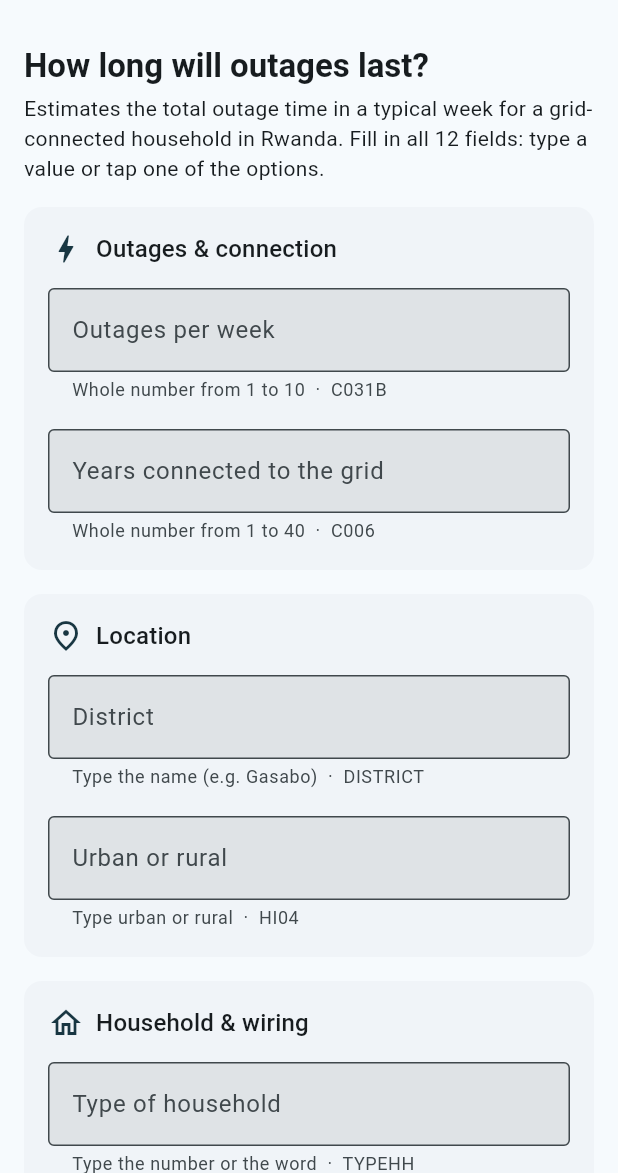
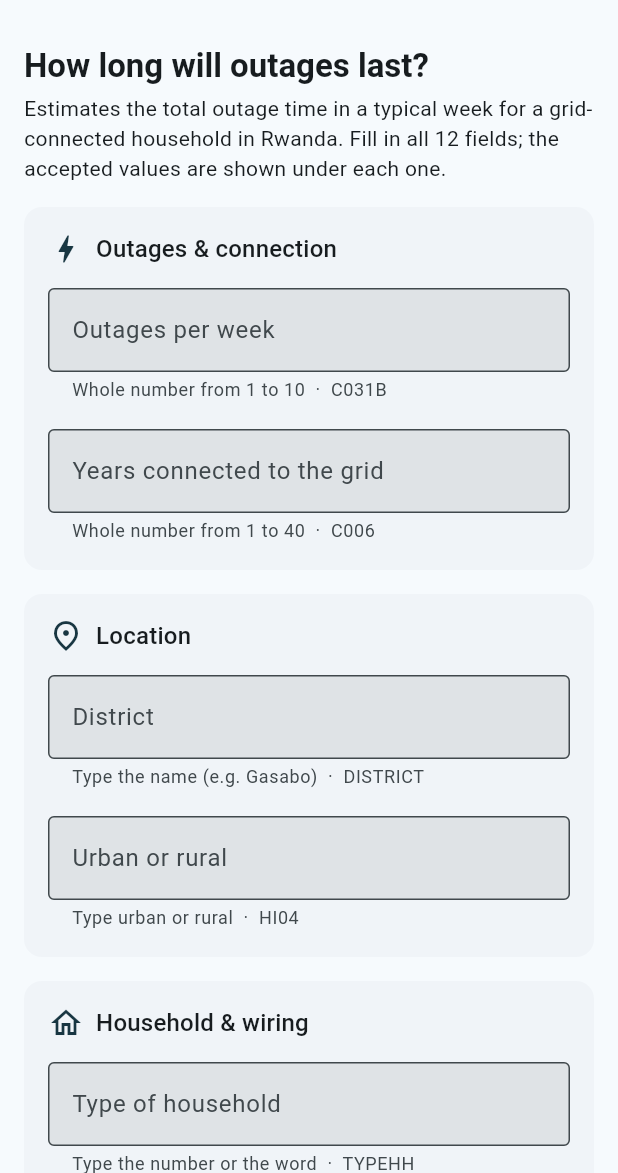
Before and after one commit to Abigail-Salem-Tendo/linear_regression_model, a Flutter app: the screen it shows after launch, on a phone screen of 412 x 824 dp, the part 63-1236 px from its top. Run offline on Flutter 3.47's test engine with Material 3 defaults, Android fonts, the phone set to English and light mode, and no system bars.

Commit message:
Update CORS middleware comment for deployed API and improve text descriptions in Flutter app

```diff
--- a/summative/FlutterApp/lib/main.dart
+++ b/summative/FlutterApp/lib/main.dart
@@ -114,8 +114,8 @@ class _PredictionPageState extends State<PredictionPage> {
                 style: text.titleLarge?.copyWith(fontWeight: FontWeight.bold)),
             const SizedBox(height: 4),
             const Text('Estimates the total outage time in a typical week for a '
-                'grid-connected household in Rwanda. Fill in all 12 fields: type a '
-                'value or tap one of the options.'),
+                'grid-connected household in Rwanda. Fill in all 12 fields; the '
+                'accepted values are shown under each one.'),
             const SizedBox(height: 16),
             for (final section in sections) _buildSection(section, colors, text),
             SizedBox(
@@ -157,7 +157,7 @@ class _PredictionPageState extends State<PredictionPage> {
     );
   }
 
-  /// One labelled text field, with its options as tappable chips underneath.
+  /// One labelled text field,with its options listed underneath.
   Widget _buildField(InputField f) {
     final controller = _controllers[f.key]!;
 
```
Also changed, not shown: 1 other file.
